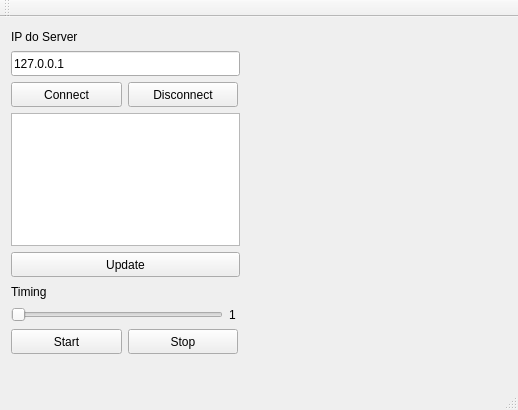
Qt form QtTcpClientConsumer/mainwindow.ui (igorservo159/Qt_TCP) before a commit.
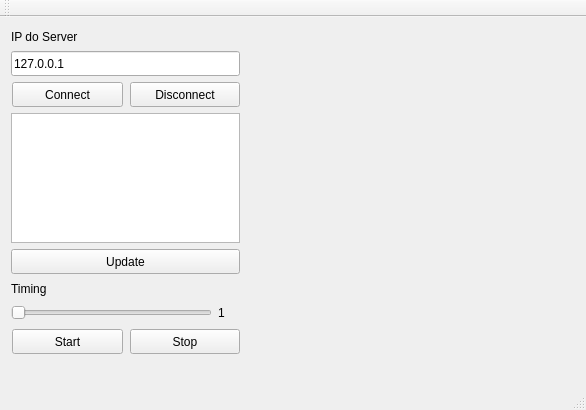
The same form after that commit. Custom widgets are drawn as their Qt base class.

Patch:
```diff
--- a/QtTcpClientConsumer/mainwindow.ui
+++ b/QtTcpClientConsumer/mainwindow.ui
@@ -6,7 +6,7 @@
    <rect>
     <x>0</x>
     <y>0</y>
-    <width>516</width>
+    <width>586</width>
     <height>410</height>
    </rect>
   </property>
@@ -157,13 +157,13 @@
          <widget class="QSlider" name="time">
           <property name="minimumSize">
            <size>
-            <width>212</width>
-            <height>15</height>
+            <width>201</width>
+            <height>16</height>
            </size>
           </property>
           <property name="maximumSize">
            <size>
-            <width>212</width>
+            <width>201</width>
             <height>16777215</height>
            </size>
           </property>
@@ -179,13 +179,13 @@
          <widget class="QLabel" name="label_3">
           <property name="minimumSize">
            <size>
-            <width>9</width>
-            <height>17</height>
+            <width>25</width>
+            <height>20</height>
            </size>
           </property>
           <property name="maximumSize">
            <size>
-            <width>9</width>
+            <width>25</width>
             <height>16777215</height>
            </size>
           </property>
@@ -286,7 +286,7 @@
      <widget class="Plotter" name="widget" native="true">
       <property name="minimumSize">
        <size>
-        <width>261</width>
+        <width>326</width>
         <height>331</height>
        </size>
       </property>
```
Left out of the diff: 2 changed lines with no effect on the pictures.
